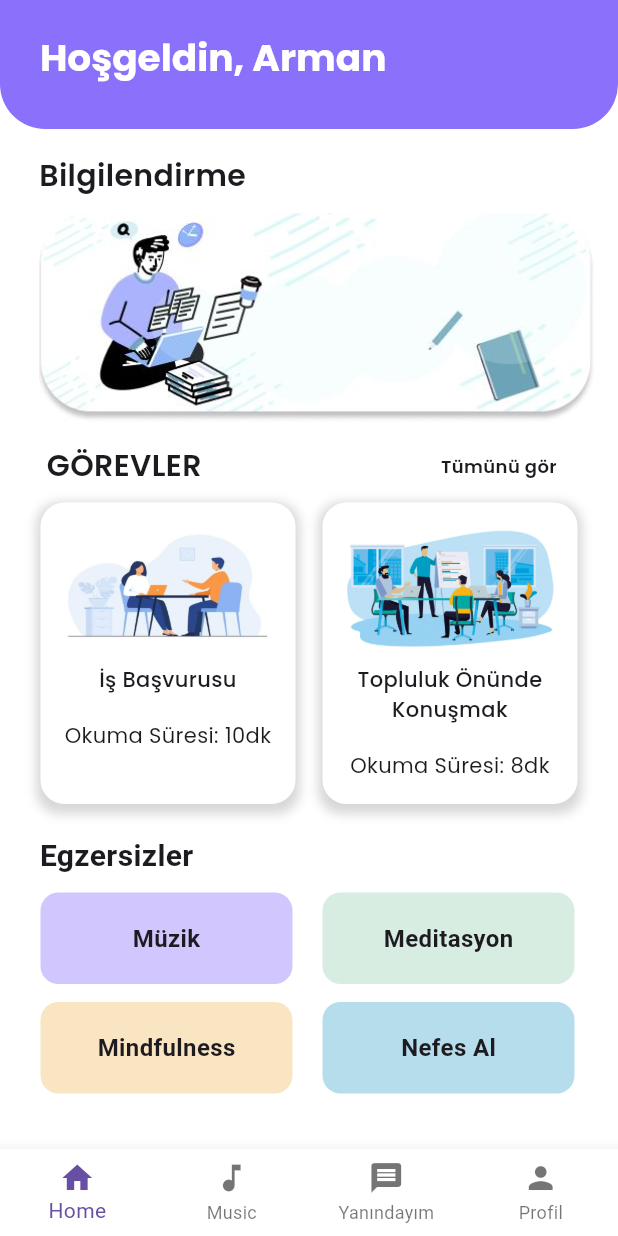
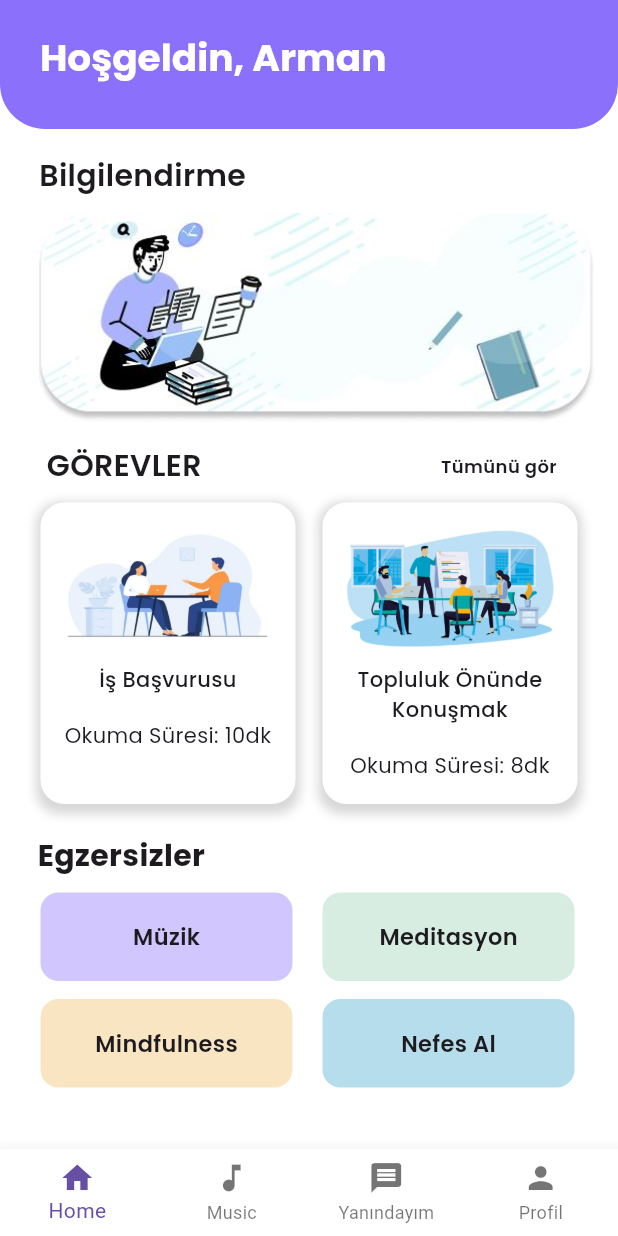
Before and after one commit to YunusEmreYildiz1/DengemGit, a Flutter app: the AnaSayfa screen opened directly, on a phone screen of 412 x 824 dp. Run offline on Flutter 3.47's test engine with Material 3 defaults, Android fonts, the phone set to English and light mode, and no system bars; our stand-ins replace google_fonts.

Commit message:
introduction sayfası ile ana sayfa birleştirildi ve yazı fontalrı düzenlendi

```diff
--- a/lib/ana_sayfa.dart
+++ b/lib/ana_sayfa.dart
@@ -2,7 +2,6 @@ import 'package:flutter/cupertino.dart';
 import 'package:flutter/material.dart';
 import 'package:flutter/widgets.dart';
 import 'package:google_fonts/google_fonts.dart';
-
 
 class AnaSayfa extends StatelessWidget {
   @override
@@ -17,7 +16,10 @@ class AnaSayfa extends StatelessWidget {
           children: [
             SizedBox(height: 21), //Hoşgeldin arman yazısının yüksekliğini ayarlar
             Text('  Hoşgeldin, Arman',
-                style: GoogleFonts.poppins(color: Colors.white, fontSize: 25, fontWeight: FontWeight.bold)),
+                style: GoogleFonts.poppins(
+                    color: Colors.white,
+                    fontSize: 25,
+                    fontWeight: FontWeight.bold)),
           ],
         ),
         automaticallyImplyLeading: false,
@@ -28,13 +30,9 @@ class AnaSayfa extends StatelessWidget {
         ),
         bottom: PreferredSize(
           preferredSize: const Size.fromHeight(30.0),
-          child: Container(
-          ),
+          child: Container(),
         ),
       ),
-
-
-
       body: Padding(
         padding: const EdgeInsets.all(16.0),
         child: Column(
@@ -43,45 +41,24 @@ class AnaSayfa extends StatelessWidget {
             SizedBox(height: 1), //Bilgilendirme yazısı konum ayarlama
             Text(
               '  Bilgilendirme',
-              style: GoogleFonts.poppins(fontSize: 20, fontWeight: FontWeight.w600),
+              style: GoogleFonts.poppins(
+                  fontSize: 20, fontWeight: FontWeight.w600),
             ),
             SizedBox(height: 10),
             Container(
-
-
-                      // PADİNG GEREKLİ Mİ BİLMİYORUM
-              /*
-              padding: EdgeInsets.all(10),
-              decoration: BoxDecoration(
-                color: Colors.white,
-                borderRadius: BorderRadius.circular(30),
-                boxShadow: [
-                  BoxShadow(
-                    color: Colors.grey.withOpacity(0.45),
-                    spreadRadius: 3,
-                    blurRadius: 5,
-                    offset: Offset(0, 3),
-                  ),
-                ],
-              ),
-              */
-
-
               child: Row(
                 children: [
                   SizedBox(width: 10),
                   Expanded(
                     child: InkWell(
                       onTap: () {
-
-
                         // Resim tıklanıldığında yapılacak işlemler
                         print('Resim tıklandı');
-
-
                       },
-                      splashColor: Colors.purple.withOpacity(0.5), // Tıklama sırasında görünen efekt rengi
-                      highlightColor: Colors.purple.withOpacity(0.3), // Tıklama sırasında görünen vurgu rengi
+                      splashColor:
+                      Colors.purple.withOpacity(0.5), // Tıklama sırasında görünen efekt rengi
+                      highlightColor:
+                      Colors.purple.withOpacity(0.3), // Tıklama sırasında görünen vurgu rengi
                       child: Image.asset(
                         'assets/images/gorsel2.JPG',
                         fit: BoxFit.contain,
@@ -91,7 +68,6 @@ class AnaSayfa extends StatelessWidget {
                 ],
               ),
             ),
-
             SizedBox(height: 15),
             Container(
               child: Row(
@@ -99,32 +75,24 @@ class AnaSayfa extends StatelessWidget {
                 children: [
                   Text(
                     '   GÖREVLER',
-                    style: GoogleFonts.poppins(fontSize: 20, fontWeight: FontWeight.w600),
+                    style: GoogleFonts.poppins(
+                        fontSize: 20, fontWeight: FontWeight.w600),
                   ),
                   GestureDetector(
-
-
                     onTap: () {
                       // 'Tümünü gör' metnine tıklandığında yapılacak işlemler
-
-
                       print('Tümünü gör metnine tıklandı');
                     },
-
                     child: Text(
                       'Tümünü gör        ',
-                      style: GoogleFonts.poppins(fontSize: 12, fontWeight: FontWeight.w600),
+                      style: GoogleFonts.poppins(
+                          fontSize: 12, fontWeight: FontWeight.w600),
                     ),
                   ),
                 ],
               ),
             ),
-
             SizedBox(height: 10),
-
-            //Padding amacı yanlardan boşluk bırakabilmek
-
-
             Padding(
               padding: EdgeInsets.symmetric(horizontal: 11.0), // Yandan boşluk bırakma
               child: IntrinsicHeight(
@@ -134,41 +102,36 @@ class AnaSayfa extends StatelessWidget {
                   children: [
                     Expanded(
                       child: GestureDetector(
-
                         onTap: () {
                           // İş Başvurusu kartına tıklandığında yapılacak işlemler
                           print('İş Başvurusu kartına tıklandı');
-                          },
-
-                        child: _buildTaskCard('İş Başvurusu', 'Okuma Süresi: 10dk', 'assets/images/gorsel7.JPG'),
+                        },
+                        child: _buildTaskCard('İş Başvurusu', 'Okuma Süresi: 10dk',
+                            'assets/images/gorsel7.JPG'),
                       ),
                     ),
                     SizedBox(width: 18),
                     Expanded(
                       child: GestureDetector(
-
-
                         onTap: () {
                           // Topluluk Önünde Konuşmak kartına tıklandığında yapılacak işlemler
                           print('Topluluk Önünde Konuşmak kartına tıklandı');
-
-                          },
-                        child: _buildTaskCard('Topluluk Önünde Konuşmak', 'Okuma Süresi: 8dk', 'assets/images/gorsel4.JPG'),
+                        },
+                        child: _buildTaskCard(
+                            'Topluluk Önünde Konuşmak',
+                            'Okuma Süresi: 8dk',
+                            'assets/images/gorsel4.JPG'),
                       ),
                     ),
                   ],
                 ),
               ),
             ),
-
-
             SizedBox(height: 20),
-
-
-
             Text(
               '  Egzersizler',
-              style: TextStyle(fontSize: 20, fontWeight: FontWeight.bold),
+              style: GoogleFonts.poppins(
+                  fontSize: 20, fontWeight: FontWeight.bold),
             ),
             SizedBox(height: 10),
             Padding(
@@ -183,18 +146,10 @@ class AnaSayfa extends StatelessWidget {
                   _buildExerciseButton('Nefes Al', Color(0xFFB5DDEB)),
                 ],
               ),
-
             ),
-
-
-
           ],
         ),
       ),
-
-
-
-
       bottomNavigationBar: BottomNavigationBar(
         backgroundColor: Colors.white,
         currentIndex: 0, // İlk sekme seçili
@@ -248,7 +203,8 @@ class AnaSayfa extends StatelessWidget {
           Text(
             title,
             textAlign: TextAlign.center,
-            style: GoogleFonts.poppins(fontSize: 14, fontWeight: FontWeight.w500),
+            style: GoogleFonts.poppins(
+                fontSize: 14, fontWeight: FontWeight.w500),
           ),
           SizedBox(height: 17),
           Text(
@@ -265,7 +221,6 @@ class AnaSayfa extends StatelessWidget {
     String nameToPrint = '';
 
     // Buton başlığına ne yapsın !!!
-
     if (title == 'Müzik') {
       nameToPrint = 'müzik';
     } else if (title == 'Meditasyon') {
@@ -281,7 +236,6 @@ class AnaSayfa extends StatelessWidget {
       onTap: () {
         print(nameToPrint);
       },
-
       child: Container(
         width: 168,
         padding: EdgeInsets.all(19),
@@ -292,7 +246,8 @@ class AnaSayfa extends StatelessWidget {
         child: Center(
           child: Text(
             title,
-            style: TextStyle(fontSize: 16, fontWeight: FontWeight.bold),
+            style: GoogleFonts.poppins(
+                fontSize: 15, fontWeight: FontWeight.w600),
           ),
         ),
       ),
```
Also changed, not shown: lib/introduction.dart (+26 -11 lines), lib/main.dart (+5 -2 lines).
